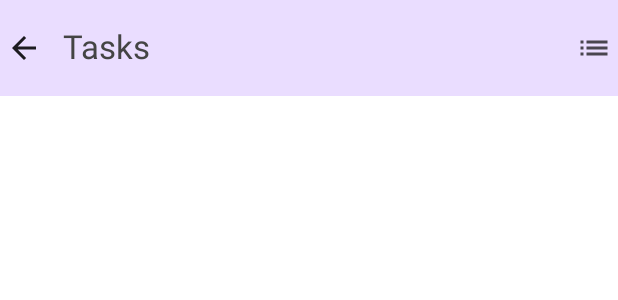
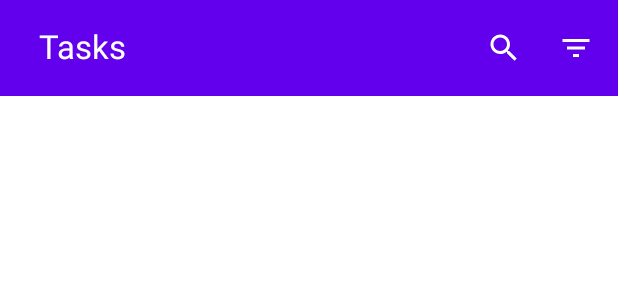
Before and after one commit to valmirbekteshi/todo-compose, an Android app built with Jetpack Compose: the @Preview function TopAppBarPreview, on a phone screen of 412 x 824 dp. Shown: the top 300 px of the screen. Run offline under Robolectric (Android 15) with nearby library versions, the phone set to English and light mode, and no system bars.

Commit message:
ui fixes

```diff
--- a/app/src/main/java/com/vb/todo/navigation/destinations/TaskComposable.kt
+++ b/app/src/main/java/com/vb/todo/navigation/destinations/TaskComposable.kt
@@ -4,6 +4,7 @@ import androidx.navigation.NavGraphBuilder
 import androidx.navigation.NavType
 import androidx.navigation.compose.composable
 import androidx.navigation.navArgument
+import com.vb.todo.ui.screens.list.ListScreen
 import com.vb.todo.util.Action
 import com.vb.todo.util.Constants.LIST_ARGUMENT_KEY
 import com.vb.todo.util.Constants.LIST_SCREEN
--- a/app/src/main/java/com/vb/todo/ui/screens/list/ListAppBar.kt
+++ b/app/src/main/java/com/vb/todo/ui/screens/list/ListAppBar.kt
@@ -1,51 +1,111 @@
 package com.vb.todo.ui.screens.list
 
-import androidx.compose.foundation.isSystemInDarkTheme
 import androidx.compose.foundation.layout.padding
 import androidx.compose.material.icons.Icons
-import androidx.compose.material.icons.filled.ArrowBack
-import androidx.compose.material.icons.filled.List
+import androidx.compose.material.icons.filled.Search
+import androidx.compose.material3.DropdownMenu
+import androidx.compose.material3.DropdownMenuItem
 import androidx.compose.material3.ExperimentalMaterial3Api
 import androidx.compose.material3.Icon
+import androidx.compose.material3.IconButton
 import androidx.compose.material3.MaterialTheme
-import androidx.compose.material3.MaterialTheme.colorScheme
 import androidx.compose.material3.Text
 import androidx.compose.material3.TopAppBar
 import androidx.compose.material3.TopAppBarDefaults
 import androidx.compose.runtime.Composable
+import androidx.compose.runtime.getValue
+import androidx.compose.runtime.mutableStateOf
+import androidx.compose.runtime.remember
+import androidx.compose.runtime.setValue
 import androidx.compose.ui.Modifier
 import androidx.compose.ui.graphics.Color
+import androidx.compose.ui.res.painterResource
+import androidx.compose.ui.res.stringResource
 import androidx.compose.ui.tooling.preview.Preview
 import androidx.compose.ui.unit.dp
-import com.google.android.material.color.MaterialColors
+import com.vb.todo.R
+import com.vb.todo.components.PriorityItem
+import com.vb.todo.data.models.Priority
+import com.vb.todo.ui.theme.topAppBarBackgroundColor
+import com.vb.todo.ui.theme.topAppBarContentColor
 
 
 @Composable
 fun ListAppBar() {
-    DefaultListAppBar()
+    DefaultListAppBar(onSearchBarClicked = {}, onSortClicked = {})
 }
 
 
 @OptIn(ExperimentalMaterial3Api::class)
 @Composable
-fun DefaultListAppBar() {
+fun DefaultListAppBar(onSearchBarClicked: () -> Unit, onSortClicked: (Priority) -> Unit) {
     TopAppBar(
-        navigationIcon = {
-            Icon(imageVector = Icons.Default.ArrowBack, contentDescription = "" )
-        },
-        colors = TopAppBarDefaults.topAppBarColors(MaterialTheme.colorScheme.primaryContainer),
+        colors = TopAppBarDefaults.topAppBarColors(
+            containerColor = MaterialTheme.colorScheme.topAppBarBackgroundColor,
+            titleContentColor = MaterialTheme.colorScheme.topAppBarContentColor
+        ),
         title = {
-            Text(modifier = Modifier.padding(start = 10.dp), text = "Tasks", color = if(isSystemInDarkTheme()) Color.White else Color.DarkGray)
+            Text(
+                modifier = Modifier.padding(start = 10.dp),
+                text = "Tasks",
+                color = MaterialTheme.colorScheme.topAppBarContentColor
+            )
         },
         actions = {
-            Icon(imageVector = Icons.Default.List, contentDescription = "" )
+            SearchAction(onSearchBarClicked)
+            SortAction(onSortClicked)
         }
     )
 }
 
+@Composable
+fun SearchAction(onSearchBarClicked: () -> Unit) {
+    IconButton(onClick = onSearchBarClicked) {
+        Icon(
+            imageVector = Icons.Default.Search,
+            contentDescription = stringResource(id = R.string.search_tasks),
+            tint = Color.White
+        )
+    }
+}
+
+@Composable
+fun SortAction(onSortClicked: (Priority) -> Unit) {
+    var expaned by remember {
+        mutableStateOf(false)
+    }
+    IconButton(onClick = { /*TODO*/ }) {
+        Icon(
+            painter = painterResource(id = R.drawable.ic_filter),
+            contentDescription = "Filter",
+            tint = Color.White
+        )
+    }
+    DropdownMenu(expanded = expaned, onDismissRequest = { expaned = false }) {
+        DropdownMenuItem(
+            text = { PriorityItem(priority = Priority.LOW) },
+            onClick = {
+                expaned = false
+                onSortClicked(Priority.LOW)
+            })
+        DropdownMenuItem(
+            text = { PriorityItem(priority = Priority.HIGH) },
+            onClick = {
+                expaned = false
+                onSortClicked(Priority.HIGH)
+            })
+        DropdownMenuItem(
+            text = { PriorityItem(priority = Priority.NONE) },
+            onClick = {
+                expaned = false
+                onSortClicked(Priority.NONE)
+            })
+    }
+
+}
 
 @Preview
 @Composable
 fun TopAppBarPreview() {
-    DefaultListAppBar()
+    DefaultListAppBar(onSearchBarClicked = {}, onSortClicked = {})
 }
--- /dev/null
+++ b/app/src/main/res/drawable/ic_filter.xml
@@ -0,0 +1,5 @@
+<vector xmlns:android="http://schemas.android.com/apk/res/android" android:height="24dp" android:tint="#000000" android:viewportHeight="24" android:viewportWidth="24" android:width="24dp">
+
+    <path android:fillColor="@android:color/white" android:pathData="M10,18h4v-2h-4v2zM3,6v2h18L21,6L3,6zM6,13h12v-2L6,11v2z"/>
+
+</vector>
--- a/app/src/main/res/values/strings.xml
+++ b/app/src/main/res/values/strings.xml
@@ -1,3 +1,5 @@
 <resources>
     <string name="app_name">Todo</string>
+    <string name="search_tasks">Search Tasks</string>
+    <string name="add_button">Add Button</string>
 </resources>
```
Also changed, not shown: app/src/main/java/com/vb/todo/components/PriorityItem.kt (added, +37 -0 lines), app/src/main/java/com/vb/todo/ui/screens/list/ListScreen.kt (+44 -3 lines), app/src/main/java/com/vb/todo/ui/theme/Color.kt (+28 -21 lines), app/src/main/java/com/vb/todo/ui/theme/Dimensions.kt (added, +10 -0 lines), app/src/main/java/com/vb/todo/ui/theme/Theme.kt (+6 -6 lines).
